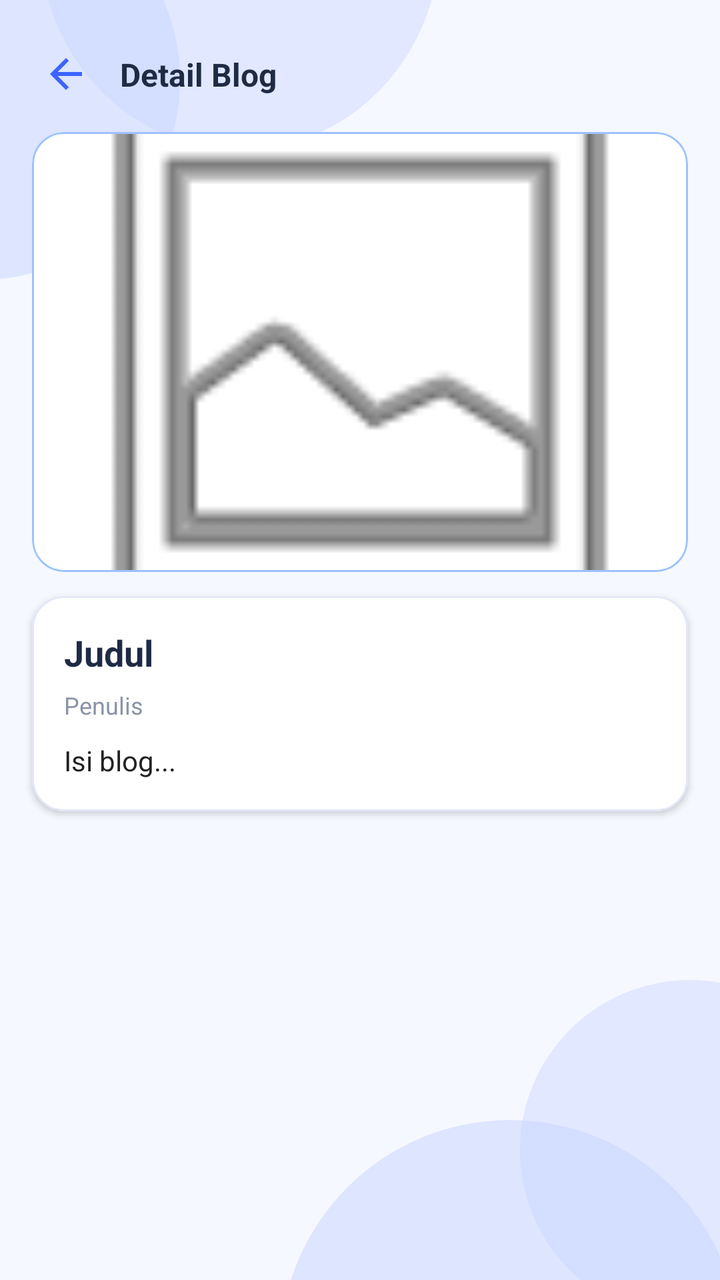
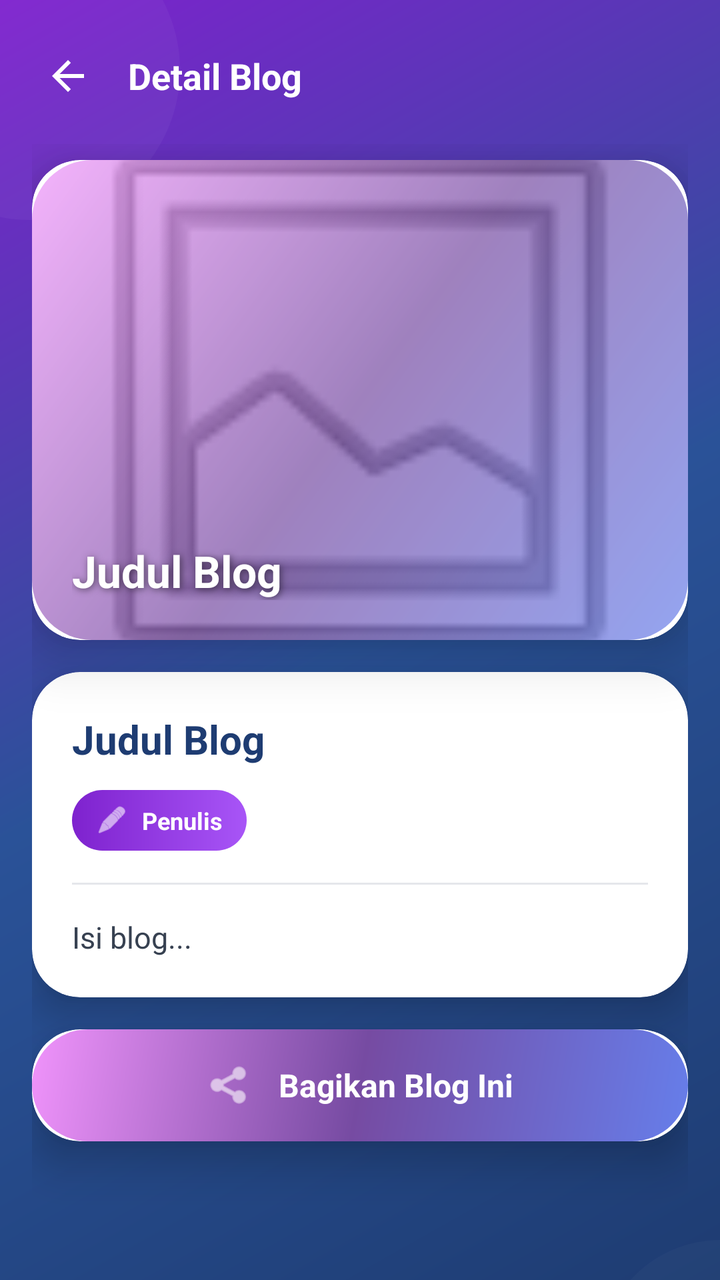

Screens rendered from an Android XML layout before and after an edit, with the pre-edit source and the edit as a unified diff.
<!-- AndroidManifest.xml: application theme Theme.NajwaBelajarNavigationDrawer -->
<!-- res/layout/activity_blog_detail.xml -->
<?xml version="1.0" encoding="utf-8"?>
<androidx.constraintlayout.widget.ConstraintLayout
    xmlns:android="http://schemas.android.com/apk/res/android"
    xmlns:app="http://schemas.android.com/apk/res-auto"
    android:layout_width="match_parent"
    android:layout_height="match_parent"
    android:background="#F6F8FF">

    
    <View
        android:id="@+id/bubbleTopLeftBig"
        android:layout_width="200dp"
        android:layout_height="200dp"
        android:alpha="0.55"
        android:background="@drawable/bg_login_bubble"
        android:translationX="-110dp"
        android:translationY="-60dp"
        app:layout_constraintStart_toStartOf="parent"
        app:layout_constraintTop_toTopOf="parent" />

    <View
        android:id="@+id/bubbleTopLeftSmall"
        android:layout_width="200dp"
        android:layout_height="210dp"
        android:alpha="0.45"
        android:background="@drawable/bg_login_bubble"
        android:translationX="20dp"
        android:translationY="-135dp"
        app:layout_constraintStart_toStartOf="parent"
        app:layout_constraintTop_toTopOf="parent" />

    
    <View
        android:id="@+id/bubbleBottomRightBig"
        android:layout_width="230dp"
        android:layout_height="230dp"
        android:alpha="0.55"
        android:background="@drawable/bg_login_bubble"
        android:translationX="10dp"
        android:translationY="150dp"
        app:layout_constraintEnd_toEndOf="parent"
        app:layout_constraintBottom_toBottomOf="parent" />

    <View
        android:id="@+id/bubbleBottomRightSmall"
        android:layout_width="170dp"
        android:layout_height="170dp"
        android:alpha="0.45"
        android:background="@drawable/bg_login_bubble"
        android:translationX="70dp"
        android:translationY="20dp"
        app:layout_constraintEnd_toEndOf="parent"
        app:layout_constraintBottom_toBottomOf="parent" />

    
    <ImageButton
        android:id="@+id/btnBack"
        android:layout_width="42dp"
        android:layout_height="42dp"
        android:layout_marginStart="12dp"
        android:layout_marginTop="16dp"
        android:background="@android:color/transparent"
        android:contentDescription="Kembali"
        android:padding="10dp"
        android:src="@drawable/kembali"
        app:tint="#3D63FF"
        app:layout_constraintStart_toStartOf="parent"
        app:layout_constraintTop_toTopOf="parent" />

    <TextView
        android:id="@+id/tvPage"
        android:layout_width="wrap_content"
        android:layout_height="wrap_content"
        android:text="Detail Blog"
        android:textStyle="bold"
        android:textSize="16sp"
        android:textColor="#1F2A44"
        app:layout_constraintStart_toEndOf="@id/btnBack"
        app:layout_constraintTop_toTopOf="@id/btnBack"
        app:layout_constraintBottom_toBottomOf="@id/btnBack"
        android:layout_marginStart="6dp"/>

    
    <androidx.core.widget.NestedScrollView
        android:id="@+id/scroll"
        android:layout_width="0dp"
        android:layout_height="0dp"
        android:fillViewport="true"
        android:clipToPadding="false"
        android:paddingBottom="24dp"
        app:layout_constraintTop_toBottomOf="@id/btnBack"
        app:layout_constraintBottom_toBottomOf="parent"
        app:layout_constraintStart_toStartOf="parent"
        app:layout_constraintEnd_toEndOf="parent">

        <LinearLayout
            android:layout_width="match_parent"
            android:layout_height="wrap_content"
            android:orientation="vertical">

            
            <com.google.android.material.card.MaterialCardView
                android:layout_width="match_parent"
                android:layout_height="220dp"
                android:layout_marginStart="16dp"
                android:layout_marginEnd="16dp"
                android:layout_marginTop="8dp"
                app:cardCornerRadius="16dp"
                app:cardElevation="0dp"
                app:strokeColor="#9CC2FF"
                app:strokeWidth="1dp"
                app:cardBackgroundColor="@android:color/white">

                <ImageView
                    android:id="@+id/imgCover"
                    android:layout_width="match_parent"
                    android:layout_height="match_parent"
                    android:scaleType="centerCrop"
                    android:src="@android:drawable/ic_menu_gallery"/>
            </com.google.android.material.card.MaterialCardView>

            
            <com.google.android.material.card.MaterialCardView
                android:layout_width="match_parent"
                android:layout_height="wrap_content"
                android:layout_marginStart="16dp"
                android:layout_marginEnd="16dp"
                android:layout_marginTop="12dp"
                app:cardCornerRadius="16dp"
                app:cardElevation="2dp"
                app:strokeColor="#E3E7F6"
                app:strokeWidth="1dp"
                app:cardBackgroundColor="@android:color/white">

                <LinearLayout
                    android:layout_width="match_parent"
                    android:layout_height="wrap_content"
                    android:orientation="vertical"
                    android:padding="16dp">

                    <TextView
                        android:id="@+id/tvTitle"
                        android:layout_width="match_parent"
                        android:layout_height="wrap_content"
                        android:text="Judul"
                        android:textStyle="bold"
                        android:textSize="18sp"
                        android:textColor="#1F2A44"/>

                    <TextView
                        android:id="@+id/tvAuthor"
                        android:layout_width="match_parent"
                        android:layout_height="wrap_content"
                        android:layout_marginTop="6dp"
                        android:text="Penulis"
                        android:textSize="12sp"
                        android:textColor="#8A94A6"/>

                    <View
                        android:layout_width="match_parent"
                        android:layout_height="10dp" />

                    <TextView
                        android:id="@+id/tvContent"
                        android:layout_width="match_parent"
                        android:layout_height="wrap_content"
                        android:text="Isi blog..."
                        android:textSize="14sp"
                        android:textColor="#222222"
                        android:lineSpacingExtra="4dp"/>
                </LinearLayout>
            </com.google.android.material.card.MaterialCardView>

        </LinearLayout>
    </androidx.core.widget.NestedScrollView>

</androidx.constraintlayout.widget.ConstraintLayout>
<!-- resources referenced by this layout -->
<resources>
  <!-- drawable bg_login_bubble (drawable) -->
  <?xml version="1.0" encoding="utf-8"?>
  <shape xmlns:android="http://schemas.android.com/apk/res/android" android:shape="oval">
      <solid android:color="#C9D6FF"/>
  </shape>
  <!-- drawable kembali (drawable) -->
  <vector xmlns:android="http://schemas.android.com/apk/res/android" android:autoMirrored="true" android:height="24dp" android:tint="#000000" android:viewportHeight="960" android:viewportWidth="960" android:width="24dp">
        
      <path android:fillColor="@android:color/white" android:pathData="M313,520L537,744L480,800L160,480L480,160L537,216L313,440L800,440L800,520L313,520Z"/>
      
  </vector>
  <style name="Theme.NajwaBelajarNavigationDrawer" parent="Base.Theme.NajwaBelajarNavigationDrawer" />
  <style name="Base.Theme.NajwaBelajarNavigationDrawer" parent="Theme.Material3.DayNight.NoActionBar">
  
          <item name="colorPrimary">@color/biru_tua</item>
          <item name="colorPrimaryContainer">@color/biru_muda</item>
          <item name="colorOnPrimary">@android:color/white</item>
  
          <item name="android:windowBackground">@color/putih</item>
          <item name="android:statusBarColor">@color/biru_tua</item>
  
          <item name="windowActionBar">false</item>
          <item name="android:windowNoTitle">true</item>
      </style>
  <color name="biru_tua">#0D47A1</color>
  <color name="biru_muda">#42A5F5</color>
  <color name="putih">#FFFFFFFF</color>
</resources>

<!-- the commit's change to res/layout/activity_blog_detail.xml (unified diff, before → after) -->
@@ -4,81 +4,65 @@
     xmlns:app="http://schemas.android.com/apk/res-auto"
     android:layout_width="match_parent"
     android:layout_height="match_parent"
-    android:background="#F6F8FF">
+    android:background="@drawable/bg_onboarding_gradient">
 
     
     <View
-        android:id="@+id/bubbleTopLeftBig"
-        android:layout_width="200dp"
-        android:layout_height="200dp"
-        android:alpha="0.55"
-        android:background="@drawable/bg_login_bubble"
-        android:translationX="-110dp"
-        android:translationY="-60dp"
+        android:layout_width="150dp"
+        android:layout_height="150dp"
+        android:alpha="0.15"
+        android:background="@drawable/bg_wave_decoration"
+        android:translationX="-60dp"
+        android:translationY="-40dp"
         app:layout_constraintStart_toStartOf="parent"
         app:layout_constraintTop_toTopOf="parent" />
 
     <View
-        android:id="@+id/bubbleTopLeftSmall"
-        android:layout_width="200dp"
-        android:layout_height="210dp"
-        android:alpha="0.45"
-        android:background="@drawable/bg_login_bubble"
-        android:translationX="20dp"
-        android:translationY="-135dp"
-        app:layout_constraintStart_toStartOf="parent"
-        app:layout_constraintTop_toTopOf="parent" />
-
-    
-    <View
-        android:id="@+id/bubbleBottomRightBig"
-        android:layout_width="230dp"
-        android:layout_height="230dp"
-        android:alpha="0.55"
-        android:background="@drawable/bg_login_bubble"
-        android:translationX="10dp"
-        android:translationY="150dp"
+        android:layout_width="120dp"
+        android:layout_height="120dp"
+        android:alpha="0.1"
+        android:background="@drawable/bg_wave_decoration"
+        android:translationX="60dp"
+        android:translationY="100dp"
         app:layout_constraintEnd_toEndOf="parent"
         app:layout_constraintBottom_toBottomOf="parent" />
 
-    <View
-        android:id="@+id/bubbleBottomRightSmall"
-        android:layout_width="170dp"
-        android:layout_height="170dp"
-        android:alpha="0.45"
-        android:background="@drawable/bg_login_bubble"
-        android:translationX="70dp"
-        android:translationY="20dp"
-        app:layout_constraintEnd_toEndOf="parent"
-        app:layout_constraintBottom_toBottomOf="parent" />
-
     
-    <ImageButton
-        android:id="@+id/btnBack"
-        android:layout_width="42dp"
-        android:layout_height="42dp"
-        android:layout_marginStart="12dp"
-        android:layout_marginTop="16dp"
-        android:background="@android:color/transparent"
-        android:contentDescription="Kembali"
-        android:padding="10dp"
-        android:src="@drawable/kembali"
-        app:tint="#3D63FF"
+    <LinearLayout
+        android:id="@+id/topBar"
+        android:layout_width="0dp"
+        android:layout_height="wrap_content"
+        android:gravity="center_vertical"
+        android:orientation="horizontal"
+        android:paddingStart="12dp"
+        android:paddingEnd="16dp"
+        android:paddingTop="16dp"
+        android:paddingBottom="12dp"
+        app:layout_constraintTop_toTopOf="parent"
         app:layout_constraintStart_toStartOf="parent"
-        app:layout_constraintTop_toTopOf="parent" />
-
-    <TextView
-        android:id="@+id/tvPage"
-        android:layout_width="wrap_content"
-        android:layout_height="wrap_content"
-        android:text="Detail Blog"
-        android:textStyle="bold"
-        android:textSize="16sp"
-        android:textColor="#1F2A44"
-        app:layout_constraintStart_toEndOf="@id/btnBack"
-        app:layout_constraintTop_toTopOf="@id/btnBack"
-        app:layout_constraintBottom_toBottomOf="@id/btnBack"
-        android:layout_marginStart="6dp"/>
+        app:layout_constraintEnd_toEndOf="parent">
+
+        <ImageButton
+            android:id="@+id/btnBack"
+            android:layout_width="44dp"
+            android:layout_height="44dp"
+            android:background="?attr/selectableItemBackgroundBorderless"
+            android:contentDescription="Kembali"
+            android:padding="10dp"
+            android:src="@drawable/kembali"
+            app:tint="@android:color/white" />
+
+        <TextView
+            android:id="@+id/tvPage"
+            android:layout_width="0dp"
+            android:layout_height="wrap_content"
+            android:layout_marginStart="8dp"
+            android:layout_weight="1"
+            android:text="Detail Blog"
+            android:textColor="@android:color/white"
+            android:textSize="18sp"
+            android:textStyle="bold" />
+    </LinearLayout>
 
     
     <androidx.core.widget.NestedScrollView
@@ -88,7 +72,7 @@
         android:fillViewport="true"
         android:clipToPadding="false"
         android:paddingBottom="24dp"
-        app:layout_constraintTop_toBottomOf="@id/btnBack"
+        app:layout_constraintTop_toBottomOf="@id/topBar"
         app:layout_constraintBottom_toBottomOf="parent"
         app:layout_constraintStart_toStartOf="parent"
         app:layout_constraintEnd_toEndOf="parent">
@@ -96,80 +80,173 @@
         <LinearLayout
             android:layout_width="match_parent"
             android:layout_height="wrap_content"
-            android:orientation="vertical">
+            android:orientation="vertical"
+            android:paddingHorizontal="16dp">
 
             
-            <com.google.android.material.card.MaterialCardView
-                android:layout_width="match_parent"
-                android:layout_height="220dp"
-                android:layout_marginStart="16dp"
-                android:layout_marginEnd="16dp"
-                android:layout_marginTop="8dp"
-                app:cardCornerRadius="16dp"
-                app:cardElevation="0dp"
-                app:strokeColor="#9CC2FF"
-                app:strokeWidth="1dp"
-                app:cardBackgroundColor="@android:color/white">
-
-                <ImageView
-                    android:id="@+id/imgCover"
-                    android:layout_width="match_parent"
-                    android:layout_height="match_parent"
-                    android:scaleType="centerCrop"
-                    android:src="@android:drawable/ic_menu_gallery"/>
-            </com.google.android.material.card.MaterialCardView>
-
-            
-            <com.google.android.material.card.MaterialCardView
+            <androidx.cardview.widget.CardView
                 android:layout_width="match_parent"
                 android:layout_height="wrap_content"
-                android:layout_marginStart="16dp"
-                android:layout_marginEnd="16dp"
-                android:layout_marginTop="12dp"
-                app:cardCornerRadius="16dp"
-                app:cardElevation="2dp"
-                app:strokeColor="#E3E7F6"
-                app:strokeWidth="1dp"
+                android:layout_marginTop="8dp"
+                app:cardCornerRadius="24dp"
+                app:cardElevation="16dp">
+
+                <androidx.constraintlayout.widget.ConstraintLayout
+                    android:layout_width="match_parent"
+                    android:layout_height="wrap_content">
+
+                    <ImageView
+                        android:id="@+id/imgCover"
+                        android:layout_width="0dp"
+                        android:layout_height="240dp"
+                        android:scaleType="centerCrop"
+                        android:src="@android:drawable/ic_menu_gallery"
+                        app:layout_constraintTop_toTopOf="parent"
+                        app:layout_constraintStart_toStartOf="parent"
+                        app:layout_constraintEnd_toEndOf="parent"/>
+
+                    
+                    <View
+                        android:layout_width="0dp"
+                        android:layout_height="0dp"
+                        android:background="@drawable/bg_button_modern"
+                        android:alpha="0.7"
+                        app:layout_constraintTop_toTopOf="@id/imgCover"
+                        app:layout_constraintBottom_toBottomOf="@id/imgCover"
+                        app:layout_constraintStart_toStartOf="parent"
+                        app:layout_constraintEnd_toEndOf="parent"/>
+
+                    
+                    <TextView
+                        android:id="@+id/tvTitleOverlay"
+                        android:layout_width="0dp"
+                        android:layout_height="wrap_content"
+                        android:layout_margin="20dp"
+                        android:text="Judul Blog"
+                        android:textColor="@android:color/white"
+                        android:textSize="22sp"
+                        android:textStyle="bold"
+                        android:shadowColor="#80000000"
+                        android:shadowDx="2"
+                        android:shadowDy="2"
+                        android:shadowRadius="8"
+                        app:layout_constraintBottom_toBottomOf="@id/imgCover"
+                        app:layout_constraintStart_toStartOf="parent"
+                        app:layout_constraintEnd_toEndOf="parent"/>
+                </androidx.constraintlayout.widget.ConstraintLayout>
+            </androidx.cardview.widget.CardView>
+
+            
+            <androidx.cardview.widget.CardView
+                android:layout_width="match_parent"
+                android:layout_height="wrap_content"
+                android:layout_marginTop="16dp"
+                app:cardCornerRadius="24dp"
+                app:cardElevation="12dp"
                 app:cardBackgroundColor="@android:color/white">
 
                 <LinearLayout
                     android:layout_width="match_parent"
                     android:layout_height="wrap_content"
                     android:orientation="vertical"
-                    android:padding="16dp">
-
+                    android:padding="20dp">
+
+                    
                     <TextView
                         android:id="@+id/tvTitle"
                         android:layout_width="match_parent"
                         android:layout_height="wrap_content"
-                        android:text="Judul"
-                        android:textStyle="bold"
-                        android:textSize="18sp"
-                        android:textColor="#1F2A44"/>
-
-                    <TextView
-                        android:id="@+id/tvAuthor"
-                        android:layout_width="match_parent"
-                        android:layout_height="wrap_content"
-                        android:layout_marginTop="6dp"
-                        android:text="Penulis"
-                        android:textSize="12sp"
-                        android:textColor="#8A94A6"/>
-
+                        android:text="Judul Blog"
+                        android:textColor="#1e3c72"
+                        android:textSize="20sp"
+                        android:textStyle="bold"/>
+
+                    
+                    <LinearLayout
+                        android:layout_width="wrap_content"
+                        android:layout_height="wrap_content"
+                        android:layout_marginTop="12dp"
+                        android:background="@drawable/bg_section_badge"
+                        android:gravity="center_vertical"
+                        android:orientation="horizontal"
+                        android:paddingHorizontal="12dp"
+                        android:paddingVertical="7dp">
+
+                        <ImageView
+                            android:layout_width="16dp"
+                            android:layout_height="16dp"
+                            android:contentDescription="Author"
+                            android:src="@android:drawable/ic_menu_edit"
+                            app:tint="@android:color/white" />
+
+                        <TextView
+                            android:id="@+id/tvAuthor"
+                            android:layout_width="wrap_content"
+                            android:layout_height="wrap_content"
+                            android:layout_marginStart="7dp"
+                            android:text="Penulis"
+                            android:textColor="@android:color/white"
+                            android:textSize="12sp"
+                            android:textStyle="bold"/>
+                    </LinearLayout>
+
+                    
                     <View
                         android:layout_width="match_parent"
-                        android:layout_height="10dp" />
-
+                        android:layout_height="1dp"
+                        android:layout_marginTop="16dp"
+                        android:layout_marginBottom="16dp"
+                        android:background="#E5E7EB" />
+
+                    
                     <TextView
                         android:id="@+id/tvContent"
                         android:layout_width="match_parent"
                         android:layout_height="wrap_content"
                         android:text="Isi blog..."
-                        android:textSize="14sp"
-                        android:textColor="#222222"
+                        android:textColor="#374151"
+                        android:textSize="15sp"
                         android:lineSpacingExtra="4dp"/>
                 </LinearLayout>
-            </com.google.android.material.card.MaterialCardView>
+            </androidx.cardview.widget.CardView>
+
+            
+            <androidx.cardview.widget.CardView
+                android:id="@+id/btnShare"
+                android:layout_width="match_parent"
+                android:layout_height="wrap_content"
+                android:layout_marginTop="16dp"
+                android:clickable="true"
+                android:focusable="true"
+                android:foreground="?attr/selectableItemBackground"
+                app:cardCornerRadius="24dp"
+                app:cardElevation="12dp">
+
+                <LinearLayout
+                    android:layout_width="match_parent"
+                    android:layout_height="wrap_content"
+                    android:background="@drawable/bg_button_modern"
+                    android:gravity="center"
+                    android:orientation="horizontal"
+                    android:padding="16dp">
+
+                    <ImageView
+                        android:layout_width="24dp"
+                        android:layout_height="24dp"
+                        android:contentDescription="Share"
+                        android:src="@android:drawable/ic_menu_share"
+                        app:tint="@android:color/white" />
+
+                    <TextView
+                        android:layout_width="wrap_content"
+                        android:layout_height="wrap_content"
+                        android:layout_marginStart="12dp"
+                        android:text="Bagikan Blog Ini"
+                        android:textColor="@android:color/white"
+                        android:textSize="16sp"
+                        android:textStyle="bold" />
+                </LinearLayout>
+            </androidx.cardview.widget.CardView>
 
         </LinearLayout>
     </androidx.core.widget.NestedScrollView>
<!-- resource entries referenced after the edit -->
@@ -1,9 +1,42 @@
 <!-- resources referenced by this layout -->
 <resources>
-  <!-- drawable bg_login_bubble (drawable) -->
+  <!-- drawable bg_button_modern (drawable) -->
   <?xml version="1.0" encoding="utf-8"?>
-  <shape xmlns:android="http://schemas.android.com/apk/res/android" android:shape="oval">
-      <solid android:color="#C9D6FF"/>
+  <shape xmlns:android="http://schemas.android.com/apk/res/android"
+      android:shape="rectangle">
+      <gradient
+          android:angle="135"
+          android:startColor="#667eea"
+          android:centerColor="#764ba2"
+          android:endColor="#f093fb"
+          android:type="linear" />
+      <corners android:radius="30dp" />
+  </shape>
+  <!-- drawable bg_onboarding_gradient (drawable) -->
+  <?xml version="1.0" encoding="utf-8"?>
+  <shape xmlns:android="http://schemas.android.com/apk/res/android">
+      <gradient
+          android:angle="135"
+          android:startColor="#1e3c72"
+          android:centerColor="#2a5298"
+          android:endColor="#7e22ce"
+          android:type="linear" />
+  </shape>
+  <!-- drawable bg_section_badge (drawable) -->
+  <?xml version="1.0" encoding="utf-8"?>
+  <shape xmlns:android="http://schemas.android.com/apk/res/android">
+      <gradient
+          android:angle="0"
+          android:startColor="#7e22ce"
+          android:endColor="#a855f7"
+          android:type="linear" />
+      <corners android:radius="16dp" />
+  </shape>
+  <!-- drawable bg_wave_decoration (drawable) -->
+  <?xml version="1.0" encoding="utf-8"?>
+  <shape xmlns:android="http://schemas.android.com/apk/res/android"
+      android:shape="oval">
+      <solid android:color="#40FFFFFF" />
   </shape>
   <!-- drawable kembali (drawable) -->
   <vector xmlns:android="http://schemas.android.com/apk/res/android" android:autoMirrored="true" android:height="24dp" android:tint="#000000" android:viewportHeight="960" android:viewportWidth="960" android:width="24dp">
